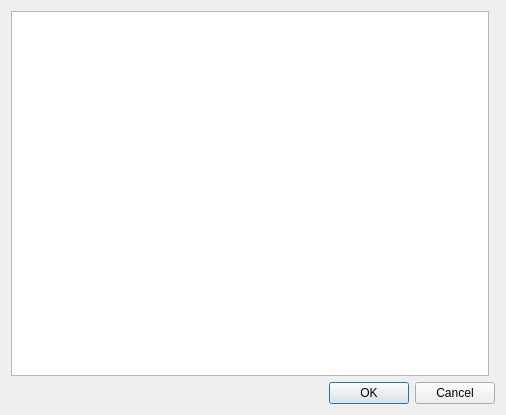
Before: the Qt Designer form WindowSelector.ui in jhanssen/Disseminate, drawn with Qt 5.
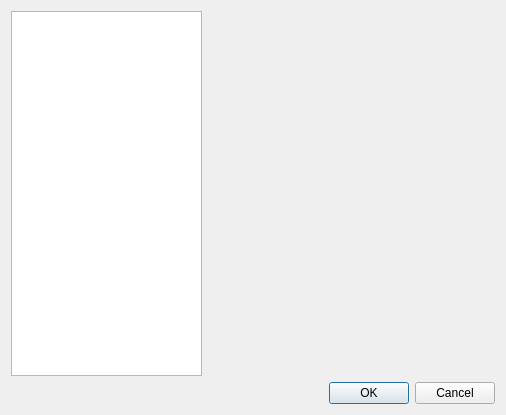
After: the same form once the commit is applied.

```diff
--- a/WindowSelector.ui
+++ b/WindowSelector.ui
@@ -15,7 +15,7 @@
   </property>
   <layout class="QVBoxLayout" name="verticalLayout">
    <item>
-    <layout class="QHBoxLayout" name="horizontalLayout">
+    <layout class="QHBoxLayout" name="horizontalLayout" stretch="2,3">
      <item>
       <widget class="QListWidget" name="windowListWidget"/>
      </item>
```
